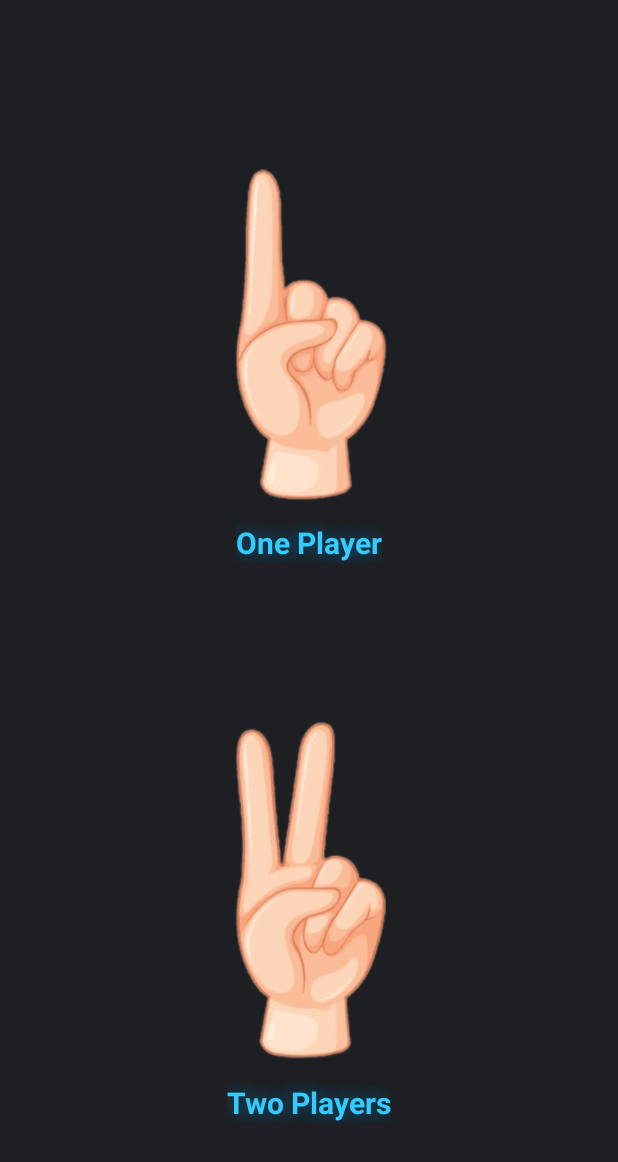
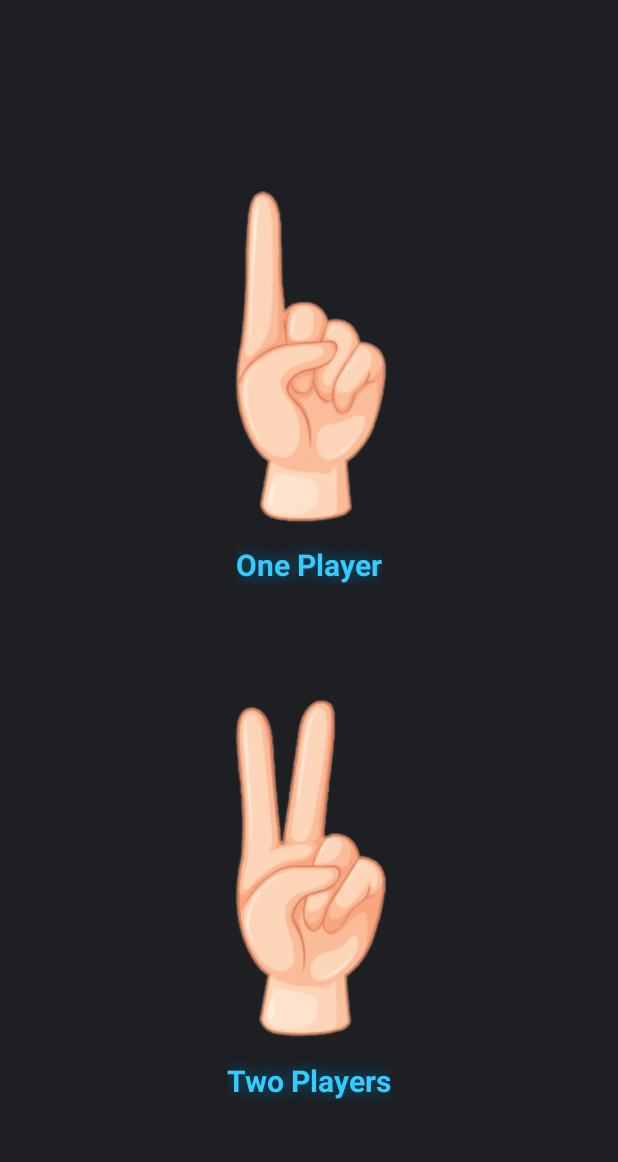
Before and after one commit to pawanverma25/chopsticks, an Android app: the PlayScreen screen opened directly, with no data from a screen before it, on a phone screen of 412 x 824 dp. Shown: the top 1162 px of the screen. Run offline under Robolectric (Android 15) with nearby library versions, the phone set to English and light mode, and no system bars.

Commit message:
style changes

```diff
--- a/app/src/main/res/layout/activity_about.xml
+++ b/app/src/main/res/layout/activity_about.xml
@@ -17,6 +17,7 @@
         android:layout_marginEnd="20dp"
         android:scrollbars="vertical"
         android:text="@string/game_desc"
+        android:textColor="@color/cardview_light_background"
         android:textSize="20sp"
         app:layout_constraintBottom_toBottomOf="parent"
         app:layout_constraintEnd_toEndOf="parent"
--- a/app/src/main/res/layout/activity_play_screen.xml
+++ b/app/src/main/res/layout/activity_play_screen.xml
@@ -11,7 +11,7 @@
         android:id="@+id/onepbutton"
         android:layout_width="wrap_content"
         android:layout_height="wrap_content"
-        android:layout_marginTop="75dp"
+        android:layout_marginTop="90dp"
         android:background="@drawable/hand1"
         android:contentDescription="@string/one_player"
         android:scaleX="0.75"
@@ -25,7 +25,7 @@
         android:id="@+id/twopButton"
         android:layout_width="wrap_content"
         android:layout_height="wrap_content"
-        android:layout_marginBottom="75dp"
+        android:layout_marginBottom="90dp"
         android:background="@drawable/hand2"
         android:contentDescription="@string/two_players"
         android:scaleX="0.75"
--- a/app/src/main/res/values-night/themes.xml
+++ b/app/src/main/res/values-night/themes.xml
@@ -11,7 +11,6 @@
         <item name="colorOnSecondary">@color/black</item>
         <!-- Status bar color. -->
         <item name="android:statusBarColor" >@color/background_color</item>
-        <item name="android:enforceStatusBarContrast">true</item>
         <!-- Customize your theme here. -->
     </style>
 </resources>
```
